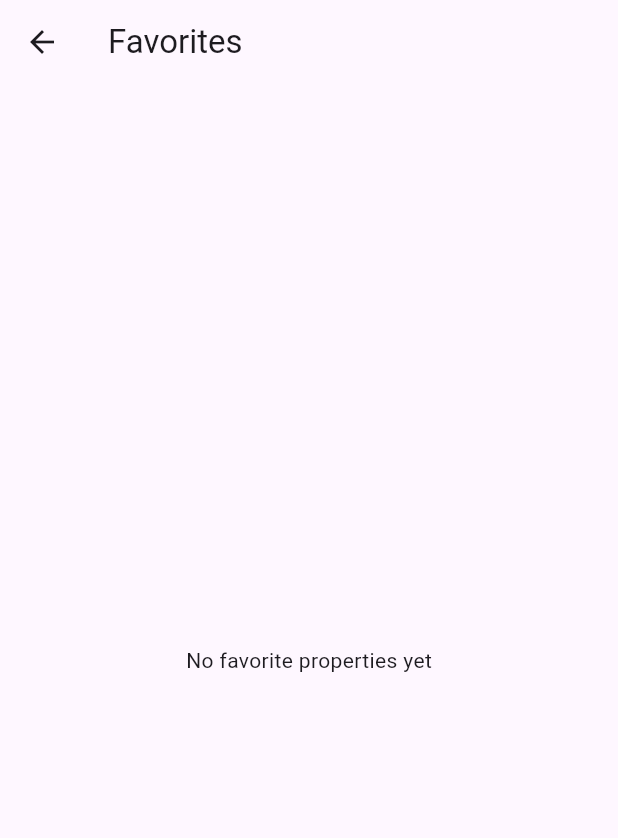
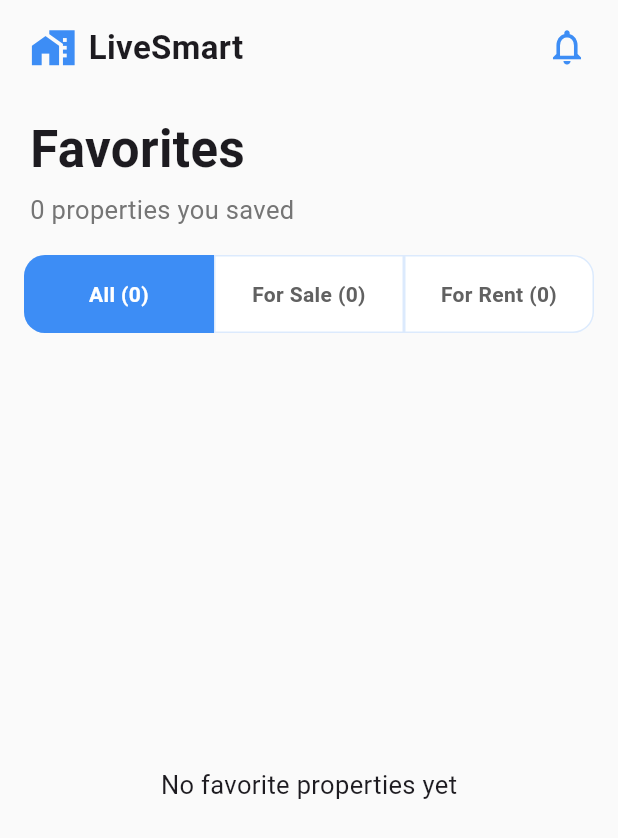
Before and after one commit to amashadahamni/livesmart, a Flutter app: the FavoritesScreen screen opened directly, on a phone screen of 412 x 824 dp. Shown: the top 838 px of the screen. Run offline on Flutter 3.47's test engine with Material 3 defaults, Android fonts, the phone set to English and light mode, and no system bars; our stand-ins replace flutter_tts, speech_to_text; Roboto replaces fonts that are missing (Arial).

Commit message:
Redesign favorites page

```diff
--- a/lib/main.dart
+++ b/lib/main.dart
@@ -708,31 +708,143 @@ Widget iconInfo(IconData icon, String label) {
   );
 }
 
-class FavoritesScreen extends StatelessWidget {
+class FavoritesScreen extends StatefulWidget {
   const FavoritesScreen({super.key});
+
+  @override
+  State<FavoritesScreen> createState() => _FavoritesScreenState();
+}
+
+class _FavoritesScreenState extends State<FavoritesScreen> {
+  int selectedTab = 0;
 
   @override
   Widget build(BuildContext context) {
     return Scaffold(
-      appBar: AppBar(title: Text('Favorites')),
-      body: ValueListenableBuilder<int>(
-        valueListenable: PropertyData.favoritesChanged,
-        builder: (context, _, __) {
-          final favorites = PropertyData.favorites;
-          return favorites.isEmpty
-              ? Center(child: Text('No favorite properties yet'))
-              : ListView.builder(
-                  padding: EdgeInsets.all(16),
-                  itemCount: favorites.length,
-                  itemBuilder: (context, index) => ListTile(
-                    leading: Icon(Icons.favorite, color: lightBlue),
-                    title: Text(favorites[index]['title']!),
-                    subtitle: Text(favorites[index]['city']!),
-                    trailing: FavoriteButton(property: favorites[index]),
-                    onTap: () => Navigator.push(context, MaterialPageRoute(builder: (_) => PropertyDetailScreen(property: favorites[index]))),
+      backgroundColor: Colors.grey[50],
+      body: SafeArea(
+        child: ValueListenableBuilder<int>(
+          valueListenable: PropertyData.favoritesChanged,
+          builder: (context, _, __) {
+            final allFavorites = PropertyData.favorites;
+            final saleFavorites = allFavorites.where((property) => property['transactionType'] == 'Buy').toList();
+            final rentFavorites = allFavorites.where((property) => property['transactionType'] == 'Rent').toList();
+            final favorites = selectedTab == 1 ? saleFavorites : selectedTab == 2 ? rentFavorites : allFavorites;
+            return CustomScrollView(
+              slivers: [
+                SliverToBoxAdapter(child: _header(context, allFavorites.length)),
+                SliverToBoxAdapter(child: _tabs(allFavorites.length, saleFavorites.length, rentFavorites.length)),
+                if (favorites.isEmpty)
+                  SliverFillRemaining(hasScrollBody: false, child: Center(child: Text('No favorite properties yet', style: TextStyle(fontSize: 17))))
+                else
+                  SliverPadding(
+                    padding: EdgeInsets.fromLTRB(16, 18, 16, 28),
+                    sliver: SliverList(
+                      delegate: SliverChildBuilderDelegate(
+                        (context, index) => _favoriteCard(context, favorites[index]),
+                        childCount: favorites.length,
+                      ),
+                    ),
                   ),
-                );
-        },
+              ],
+            );
+          },
+        ),
+      ),
+    );
+  }
+
+  Widget _header(BuildContext context, int count) {
+    return Padding(
+      padding: EdgeInsets.fromLTRB(20, 16, 20, 18),
+      child: Column(
+        crossAxisAlignment: CrossAxisAlignment.start,
+        children: [
+          Row(children: [
+            Icon(Icons.home_work, color: lightBlue, size: 31),
+            SizedBox(width: 8),
+            Text('LiveSmart', style: TextStyle(fontSize: 22, fontWeight: FontWeight.bold)),
+            Spacer(),
+            Icon(Icons.notifications_none, color: lightBlue, size: 28),
+          ]),
+          SizedBox(height: 28),
+          Text('Favorites', style: TextStyle(fontSize: 34, fontWeight: FontWeight.bold)),
+          SizedBox(height: 4),
+          Text('$count properties you saved', style: TextStyle(fontSize: 17, color: Colors.grey[600])),
+        ],
+      ),
+    );
+  }
+
+  Widget _tabs(int allCount, int saleCount, int rentCount) {
+    final labels = ['All ($allCount)', 'For Sale ($saleCount)', 'For Rent ($rentCount)'];
+    return Padding(
+      padding: EdgeInsets.symmetric(horizontal: 16),
+      child: Row(
+        children: [
+          for (var index = 0; index < labels.length; index++)
+            Expanded(
+              child: GestureDetector(
+                onTap: () => setState(() => selectedTab = index),
+                child: Container(
+                  padding: EdgeInsets.symmetric(vertical: 15),
+                  decoration: BoxDecoration(
+                    color: selectedTab == index ? lightBlue : Colors.white,
+                    borderRadius: BorderRadius.horizontal(
+                      left: index == 0 ? Radius.circular(14) : Radius.zero,
+                      right: index == labels.length - 1 ? Radius.circular(14) : Radius.zero,
+                    ),
+                    border: Border.all(color: lightBlue.withOpacity(0.18)),
+                  ),
+                  child: Text(labels[index], textAlign: TextAlign.center, style: TextStyle(color: selectedTab == index ? Colors.white : Colors.grey[700], fontWeight: FontWeight.w700, fontSize: 14)),
+                ),
+              ),
+            ),
+        ],
+      ),
+    );
+  }
+
+  Widget _favoriteCard(BuildContext context, Map<String, String> property) {
+    final imagePath = property['image']!;
+    final image = imagePath.startsWith('lib/')
+        ? Image.asset(imagePath, fit: BoxFit.cover)
+        : Image.network(imagePath, fit: BoxFit.cover);
+    return GestureDetector(
+      onTap: () => Navigator.push(context, MaterialPageRoute(builder: (_) => PropertyDetailScreen(property: property))),
+      child: Container(
+        margin: EdgeInsets.only(bottom: 14),
+        decoration: BoxDecoration(color: Colors.white, borderRadius: BorderRadius.circular(20), boxShadow: [BoxShadow(color: Colors.black.withOpacity(0.06), blurRadius: 14, offset: Offset(0, 5))]),
+        clipBehavior: Clip.antiAlias,
+        child: Row(
+          crossAxisAlignment: CrossAxisAlignment.start,
+          children: [
+            SizedBox(width: 132, height: 178, child: image),
+            Expanded(
+              child: Padding(
+                padding: EdgeInsets.fromLTRB(14, 14, 8, 12),
+                child: Column(crossAxisAlignment: CrossAxisAlignment.start, children: [
+                  Row(children: [
+                    Expanded(child: Text(property['label'] ?? 'Property', style: TextStyle(color: lightBlue, fontWeight: FontWeight.bold, fontSize: 12))),
+                    FavoriteButton(property: property),
+                  ]),
+                  SizedBox(height: 4),
+                  Text(property['title']!, maxLines: 2, overflow: TextOverflow.ellipsis, style: TextStyle(fontSize: 17, fontWeight: FontWeight.bold)),
+                  SizedBox(height: 5),
+                  Text(property['city']!, style: TextStyle(color: Colors.grey[600], fontSize: 14)),
+                  SizedBox(height: 10),
+                  Text(property['price']!, maxLines: 2, overflow: TextOverflow.ellipsis, style: TextStyle(color: lightBlue, fontSize: 16, fontWeight: FontWeight.bold)),
+                  SizedBox(height: 9),
+                  Row(children: [
+                    iconInfo(Icons.bed, property['beds'] ?? '0'),
+                    SizedBox(width: 10),
+                    iconInfo(Icons.bathtub, property['baths'] ?? '0'),
+                  ]),
+                ]),
+              ),
+            ),
+          ],
+        ),
       ),
     );
   }
```
